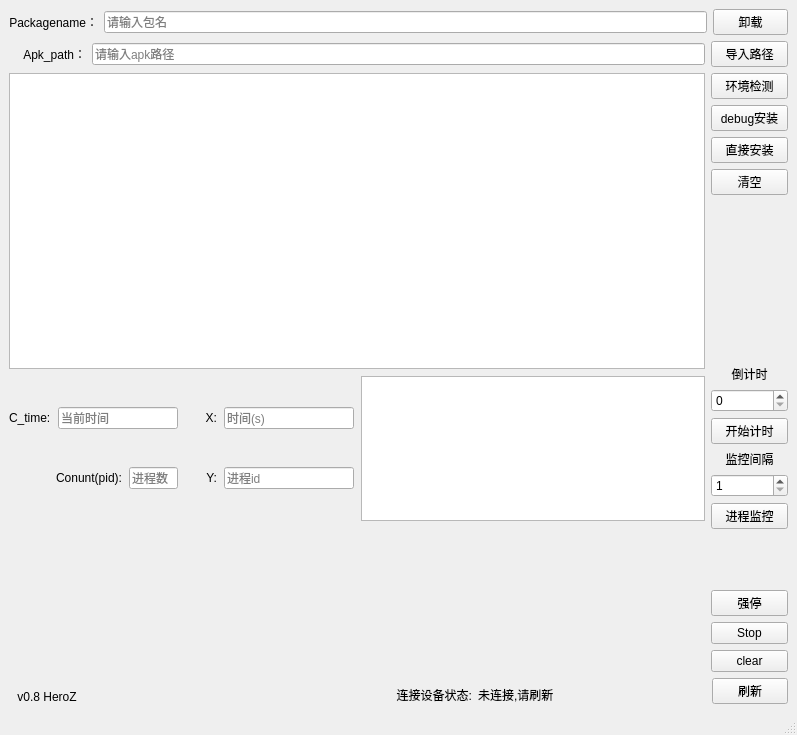
Qt form ui/main.ui (HeroZ6/haiwaitest_tool) before a commit.
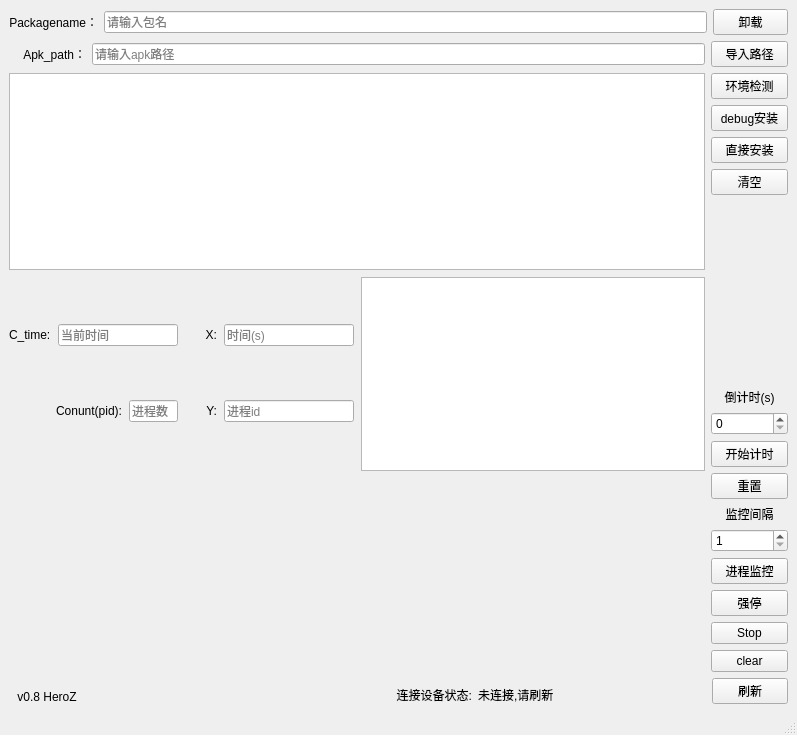
The same form after that commit. Custom widgets are drawn as their Qt base class.

Diff of the .ui file:
```diff
--- a/ui/main.ui
+++ b/ui/main.ui
@@ -88,7 +88,7 @@
       <item>
        <layout class="QHBoxLayout" name="outerui_1" stretch="9,1">
         <item>
-         <layout class="QVBoxLayout" name="out_ui" stretch="1,1">
+         <layout class="QVBoxLayout" name="out_ui" stretch="1,2">
           <property name="spacing">
            <number>7</number>
           </property>
@@ -264,7 +264,7 @@
          </layout>
         </item>
         <item>
-         <layout class="QVBoxLayout" name="button_ui" stretch="1,3,1,1,1">
+         <layout class="QVBoxLayout" name="button_ui" stretch="1,3,1,1">
           <item>
            <layout class="QVBoxLayout" name="num_in2">
             <item>
@@ -338,7 +338,7 @@
            </spacer>
           </item>
           <item>
-           <layout class="QVBoxLayout" name="num_in" stretch="1,1,1,1,1,0">
+           <layout class="QVBoxLayout" name="num_in" stretch="1,1,1,1,1,1,1">
             <item>
              <widget class="QLabel" name="label_6">
               <property name="sizePolicy">
@@ -348,7 +348,7 @@
                </sizepolicy>
               </property>
               <property name="text">
-               <string>倒计时</string>
+               <string>倒计时(s)</string>
               </property>
               <property name="alignment">
                <set>Qt::AlignBottom|Qt::AlignHCenter</set>
@@ -366,6 +366,9 @@
               <property name="minimum">
                <number>0</number>
               </property>
+              <property name="maximum">
+               <number>99999</number>
+              </property>
              </widget>
             </item>
             <item>
@@ -381,6 +384,19 @@
               </property>
              </widget>
             </item>
+            <item>
+             <widget class="QPushButton" name="reset">
+              <property name="sizePolicy">
+               <sizepolicy hsizetype="Ignored" vsizetype="Fixed">
+                <horstretch>0</horstretch>
+                <verstretch>0</verstretch>
+               </sizepolicy>
+              </property>
+              <property name="text">
+               <string>重置</string>
+              </property>
+             </widget>
+            </item>
             <item>
              <widget class="QLabel" name="label_5">
               <property name="sizePolicy">
@@ -425,19 +441,6 @@
             </item>
            </layout>
           </item>
-          <item>
-           <spacer name="verticalSpacer_2">
-            <property name="orientation">
-             <enum>Qt::Vertical</enum>
-            </property>
-            <property name="sizeHint" stdset="0">
-             <size>
-              <width>20</width>
-              <height>40</height>
-             </size>
-            </property>
-           </spacer>
-          </item>
           <item>
            <layout class="QVBoxLayout" name="num_3" stretch="0,0,0">
             <item>
```
